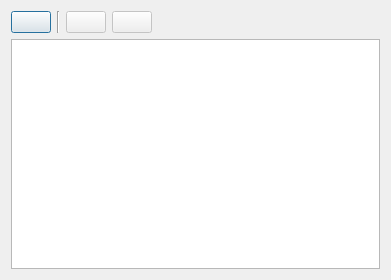
Old version of the form bigglesworth/ui/help.ui in the repository MaurizioB/Bigglesworth.
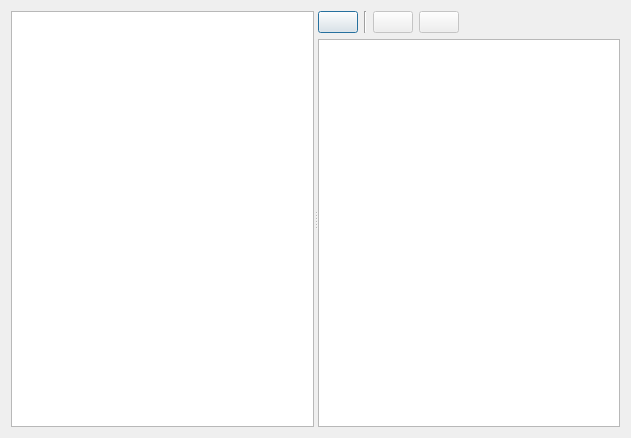
New version of the form. Icons and pictures are not drawn. Custom widgets are drawn as their Qt base class.

Commit message: Improved help interface, added documentation

The edit to the form file:
```diff
--- a/bigglesworth/ui/help.ui
+++ b/bigglesworth/ui/help.ui
@@ -6,8 +6,8 @@
    <rect>
     <x>0</x>
     <y>0</y>
-    <width>391</width>
-    <height>280</height>
+    <width>631</width>
+    <height>438</height>
    </rect>
   </property>
   <property name="windowTitle">
@@ -19,6 +19,14 @@
      <property name="orientation">
       <enum>Qt::Horizontal</enum>
      </property>
+     <widget class="QTreeView" name="contentWidget">
+      <property name="editTriggers">
+       <set>QAbstractItemView::NoEditTriggers</set>
+      </property>
+      <property name="headerHidden">
+       <bool>true</bool>
+      </property>
+     </widget>
      <widget class="QWidget" name="verticalLayoutWidget">
       <layout class="QVBoxLayout" name="verticalLayout">
        <item>
```
The commit also changes 25 other files.
